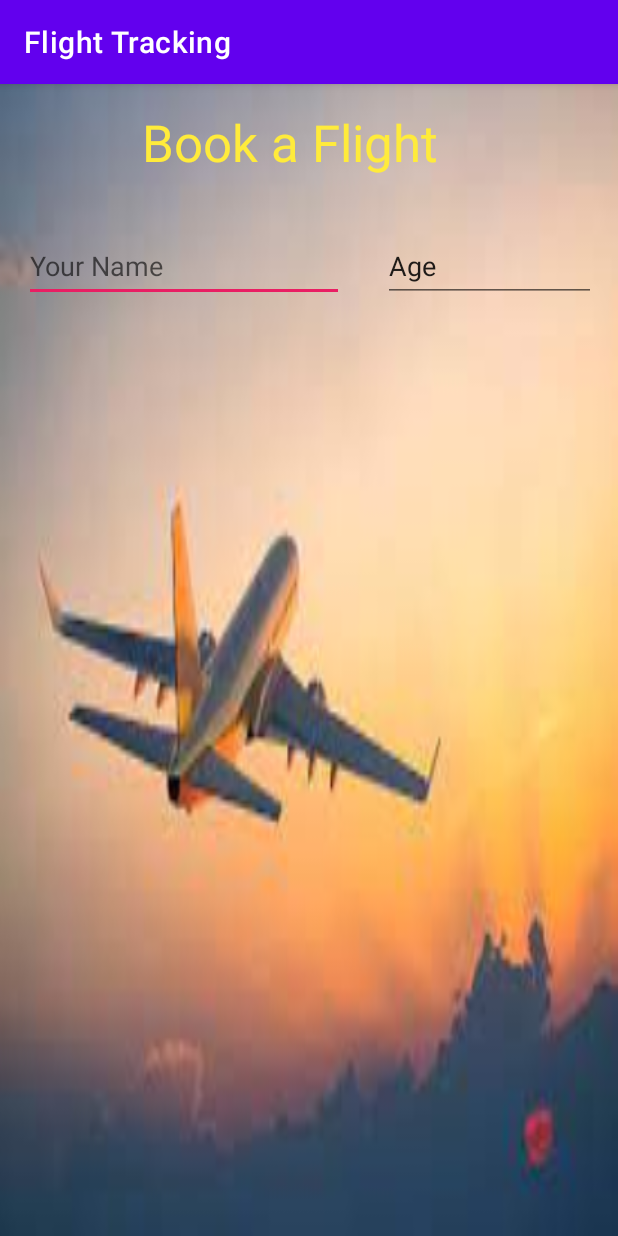
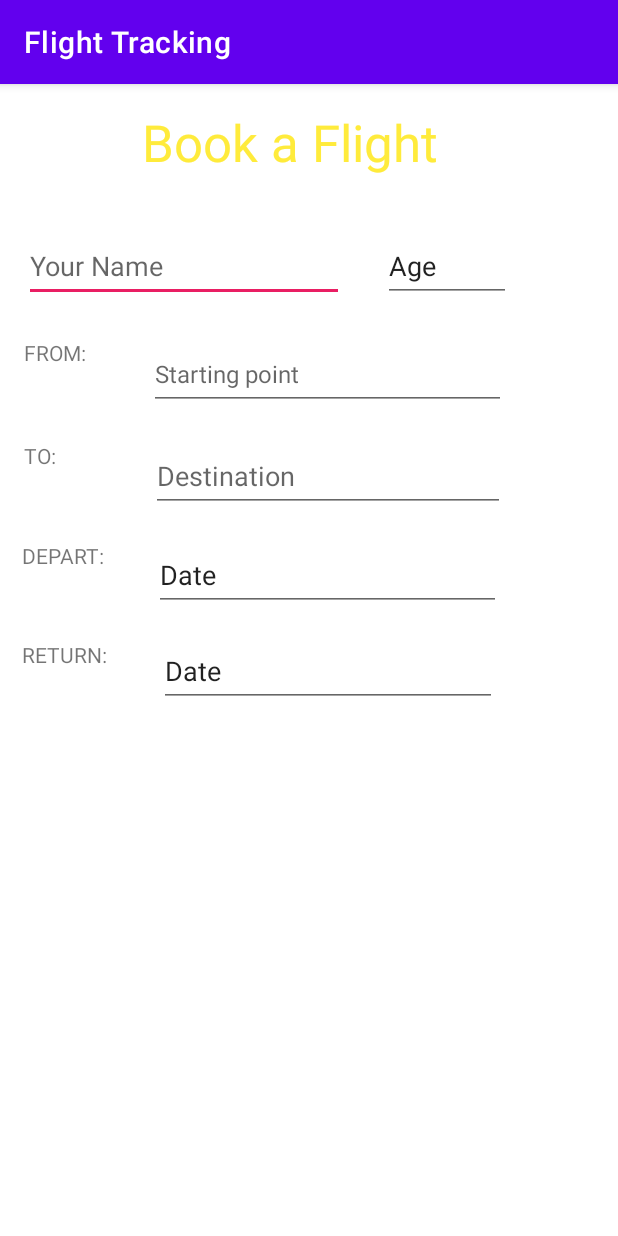
Before and after one commit to gilbertKorir/Flight-Tracker-Android, an Android app: the BookingActivity screen opened directly, with no data from a screen before it, on a phone screen of 412 x 824 dp. Run offline under Robolectric (Android 15) with nearby library versions, the phone set to English and light mode, and no system bars.

Commit message:
ft:customized the booking layout

```diff
--- a/app/src/main/res/layout/activity_booking.xml
+++ b/app/src/main/res/layout/activity_booking.xml
@@ -4,8 +4,7 @@
     xmlns:tools="http://schemas.android.com/tools"
     android:layout_width="match_parent"
     android:layout_height="match_parent"
-    tools:context=".ui.BookingActivity"
-    android:background="@drawable/img_2">
+    tools:context=".ui.BookingActivity">
 
     <TextView
         android:id="@+id/textView3"
@@ -35,11 +34,12 @@
         android:minHeight="48dp"
         android:textColor="#E91E63"
         app:layout_constraintStart_toStartOf="parent"
-        app:layout_constraintTop_toBottomOf="@+id/textView3" />
+        app:layout_constraintTop_toBottomOf="@+id/textView3"
+        android:autofillHints="" />
 
     <EditText
         android:id="@+id/ageEdit"
-        android:layout_width="142dp"
+        android:layout_width="85dp"
         android:layout_height="48dp"
         android:layout_marginStart="26dp"
         android:layout_marginTop="36dp"
@@ -48,4 +48,94 @@
         android:text="Age"
         app:layout_constraintStart_toEndOf="@+id/personName"
         app:layout_constraintTop_toBottomOf="@+id/textView3" />
+
+    <TextView
+        android:id="@+id/textView4"
+        android:layout_width="59dp"
+        android:layout_height="31dp"
+        android:layout_marginTop="24dp"
+        android:layout_marginEnd="68dp"
+        android:text="FROM:"
+        app:layout_constraintEnd_toStartOf="@+id/startingPoint"
+        app:layout_constraintStart_toStartOf="@+id/personName"
+        app:layout_constraintTop_toBottomOf="@+id/personName" />
+
+    <EditText
+        android:id="@+id/startingPoint"
+        android:layout_width="238dp"
+        android:layout_height="48dp"
+        android:layout_marginStart="24dp"
+        android:layout_marginTop="24dp"
+        android:ems="10"
+        android:hint="Starting point"
+        android:inputType="textPersonName"
+        android:textSize="16sp"
+        app:layout_constraintStart_toEndOf="@+id/textView4"
+        app:layout_constraintTop_toBottomOf="@+id/personName" />
+
+    <TextView
+        android:id="@+id/textView5"
+        android:layout_width="51dp"
+        android:layout_height="25dp"
+        android:layout_marginTop="37dp"
+        android:text="TO:"
+        app:layout_constraintStart_toStartOf="@+id/textView4"
+        app:layout_constraintTop_toBottomOf="@+id/textView4" />
+
+    <EditText
+        android:id="@+id/endPoint"
+        android:layout_width="236dp"
+        android:layout_height="48dp"
+        android:layout_marginTop="20dp"
+        android:ems="10"
+        android:hint="Destination"
+        android:inputType="textPersonName"
+        app:layout_constraintEnd_toEndOf="@+id/startingPoint"
+        app:layout_constraintStart_toStartOf="@+id/startingPoint"
+        app:layout_constraintTop_toBottomOf="@+id/startingPoint" />
+
+    <TextView
+        android:id="@+id/textView12"
+        android:layout_width="55dp"
+        android:layout_height="30dp"
+        android:layout_marginTop="41dp"
+        android:layout_marginEnd="34dp"
+        android:text="DEPART:"
+        app:layout_constraintEnd_toStartOf="@+id/departDate"
+        app:layout_constraintStart_toStartOf="@+id/textView5"
+        app:layout_constraintTop_toBottomOf="@+id/textView5" />
+
+    <EditText
+        android:id="@+id/departDate"
+        android:layout_width="231dp"
+        android:layout_height="48dp"
+        android:layout_marginTop="18dp"
+        android:ems="10"
+        android:inputType="textPersonName"
+        android:text="Date"
+        app:layout_constraintEnd_toEndOf="@+id/endPoint"
+        app:layout_constraintStart_toStartOf="@+id/endPoint"
+        app:layout_constraintTop_toBottomOf="@+id/endPoint" />
+
+    <TextView
+        android:id="@+id/df"
+        android:layout_width="wrap_content"
+        android:layout_height="wrap_content"
+        android:layout_marginTop="36dp"
+        android:text="RETURN:"
+        app:layout_constraintStart_toStartOf="@+id/textView12"
+        app:layout_constraintTop_toBottomOf="@+id/textView12" />
+
+    <EditText
+        android:id="@+id/returnDate"
+        android:layout_width="225dp"
+        android:layout_height="48dp"
+        android:layout_marginTop="16dp"
+        android:ems="10"
+        android:inputType="textPersonName"
+        android:minHeight="48dp"
+        android:text="Date"
+        app:layout_constraintEnd_toEndOf="@+id/departDate"
+        app:layout_constraintStart_toStartOf="@+id/departDate"
+        app:layout_constraintTop_toBottomOf="@+id/departDate" />
 </androidx.constraintlayout.widget.ConstraintLayout>
```
